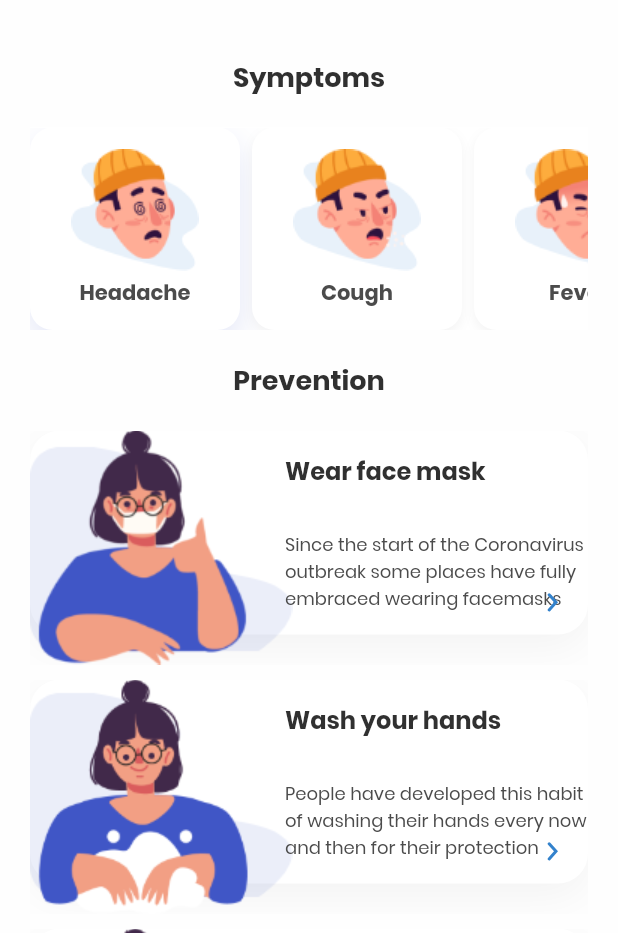
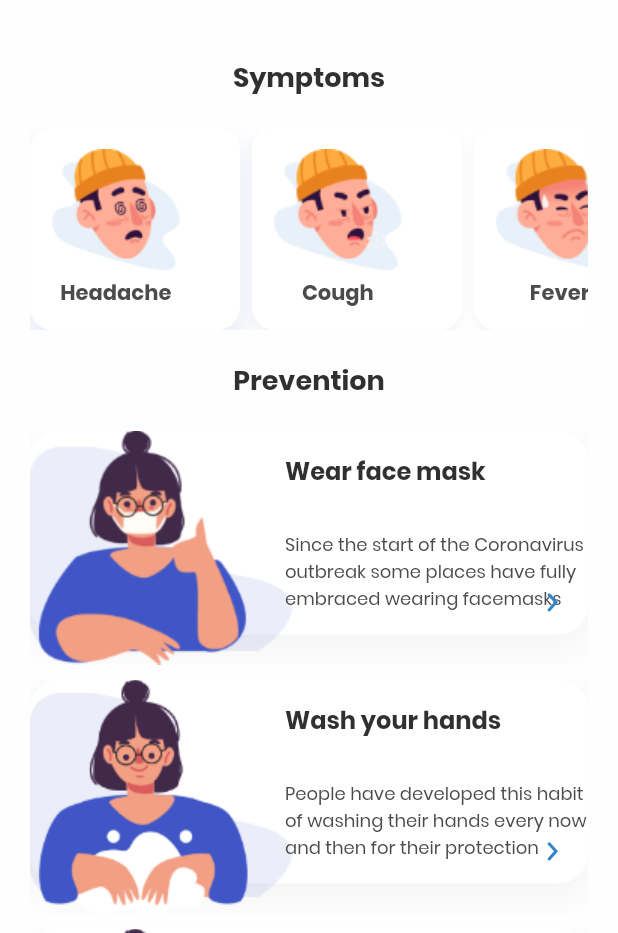
Before and after one commit to ihassanjavaid/COVID19-App, a Flutter app: the InfoScreen screen opened by its route, on a phone screen of 412 x 824 dp, the part 303-1236 px from its top. Run offline on Flutter 3.47's test engine with Material 2 defaults, Android fonts, the phone set to English and light mode, and no system bars; our stand-ins replace auto_size_text, flutter_svg.

Commit message:
GUI changes

```diff
--- a/lib/components/symptom_card_widget.dart
+++ b/lib/components/symptom_card_widget.dart
@@ -59,7 +59,7 @@ class _SymptomCardState extends State<SymptomCard> {
                     ),
             ]),
         child: Row(
-          mainAxisAlignment: MainAxisAlignment.center,
+          mainAxisAlignment: MainAxisAlignment.spaceBetween,
           children: <Widget>[
             Column(
               children: <Widget>[
@@ -76,16 +76,19 @@ class _SymptomCardState extends State<SymptomCard> {
               ],
             ),
             Padding(
-              padding: const EdgeInsets.only(top: 15),
+              padding: const EdgeInsets.only(top: 3),
               child: AnimatedContainer(
-                duration: Duration(milliseconds: 800),
+                duration: Duration(milliseconds: 200),
                 height: 100,
                 width: _containerWidth,
                 child: AutoSizeText(
                   _textDetailsString,
                   maxLines: 4,
                   overflow: TextOverflow.clip,
-                  minFontSize: 14,
+                  minFontSize: 16,
+                  style: TextStyle(
+                    fontWeight: FontWeight.w600
+                  ),
                 ),
               ),
             )
```
